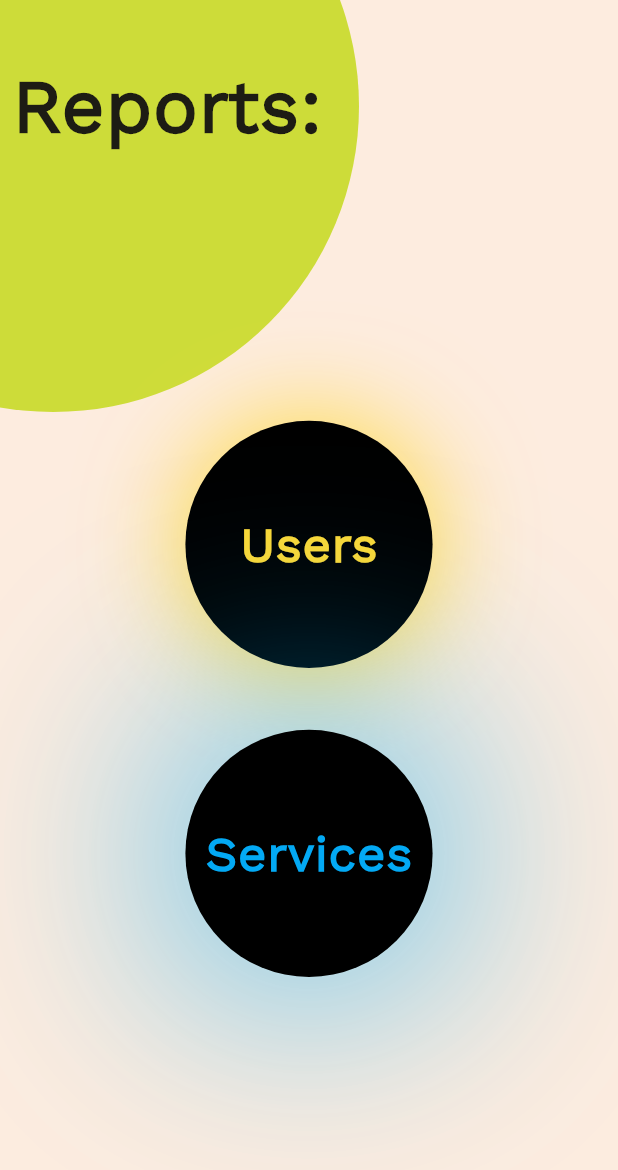
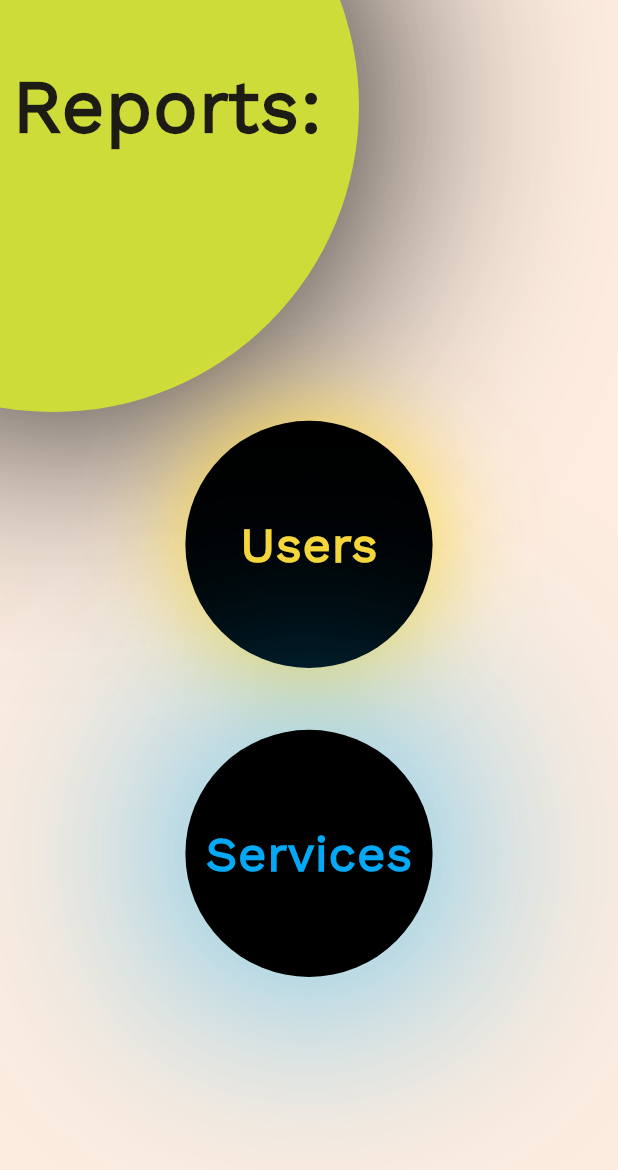
Before and after one commit to TheBenedict09/JRD_Sports_Connect, a Flutter app: the AdminReportPage screen opened directly, on a phone screen of 412 x 824 dp. Shown: the top 1170 px of the screen. Run offline on Flutter 3.47's test engine with Material 3 defaults, Android fonts, the phone set to English and light mode, and no system bars; our stand-ins replace cloud_firestore, firebase_auth, firebase_core, google_nav_bar, iconsax, lottie; accounts and stored records are empty; network calls fail.

Commit message:
v1.12.1 (Polishing)

```diff
--- a/lib/admin_pages/EventsPage/event_page.dart
+++ b/lib/admin_pages/EventsPage/event_page.dart
@@ -216,6 +216,11 @@ class AdminEventsPageState extends State<AdminEventsPage> {
                     decoration: const BoxDecoration(
                       shape: BoxShape.circle,
                       color: Colors.blue,
+                      boxShadow: [
+                        BoxShadow(
+                          blurRadius: 160,
+                        )
+                      ],
                     ),
                   ),
                 )
--- a/lib/admin_pages/ReportPages/report.dart
+++ b/lib/admin_pages/ReportPages/report.dart
@@ -27,11 +27,16 @@ class _AdminReportPageState extends State<AdminReportPage> {
               width: MediaQuery.of(context).size.width * x * 1.1,
               decoration: BoxDecoration(
                 shape: BoxShape.circle,
+                boxShadow: const [
+                  BoxShadow(
+                    blurRadius: 160,
+                  )
+                ],
                 color: Colors.lime.shade500,
               ),
             ),
           ),
-          Container(
+          SizedBox(
             width: MediaQuery.of(context).size.width,
             child: Column(
               crossAxisAlignment: CrossAxisAlignment.start,
@@ -67,12 +72,14 @@ class _AdminReportPageState extends State<AdminReportPage> {
                           context,
                           MaterialPageRoute(
                             builder: (context) {
-                              return PersonReport();
+                              return const PersonReport();
                             },
                           ),
                         );
                       },
                       child: CircleAvatar(
+                        backgroundColor: Colors.black,
+                        maxRadius: MediaQuery.of(context).size.width * 0.2,
                         child: Text(
                           "Users",
                           style: Theme.of(context)
@@ -85,8 +92,6 @@ class _AdminReportPageState extends State<AdminReportPage> {
                                     MediaQuery.of(context).size.width * 0.08,
                               ),
                         ),
-                        backgroundColor: Colors.black,
-                        maxRadius: MediaQuery.of(context).size.width * 0.2,
                       ),
                     ),
                   ),
@@ -97,7 +102,7 @@ class _AdminReportPageState extends State<AdminReportPage> {
                 Center(
                   child: Container(
                     width: MediaQuery.of(context).size.width * 0.8,
-                    decoration: BoxDecoration(
+                    decoration: const BoxDecoration(
                       shape: BoxShape.circle,
                       boxShadow: [
                         BoxShadow(blurRadius: 160, color: Colors.lightBlue)
@@ -109,12 +114,14 @@ class _AdminReportPageState extends State<AdminReportPage> {
                           context,
                           MaterialPageRoute(
                             builder: (context) {
-                              return ServiceReport();
+                              return const ServiceReport();
                             },
                           ),
                         );
                       },
                       child: CircleAvatar(
+                        backgroundColor: Colors.black,
+                        maxRadius: MediaQuery.of(context).size.width * 0.2,
                         child: Text(
                           "Services",
                           style: Theme.of(context)
@@ -127,8 +134,6 @@ class _AdminReportPageState extends State<AdminReportPage> {
                                     MediaQuery.of(context).size.width * 0.08,
                               ),
                         ),
-                        backgroundColor: Colors.black,
-                        maxRadius: MediaQuery.of(context).size.width * 0.2,
                       ),
                     ),
                   ),
--- a/lib/admin_pages/ReportPages/report_by_service.dart
+++ b/lib/admin_pages/ReportPages/report_by_service.dart
@@ -102,7 +102,7 @@ class _ServiceReportState extends State<ServiceReport> {
                         mainAxisSize: MainAxisSize.min,
                         children: subscriberWidgets.isNotEmpty
                             ? subscriberWidgets
-                            : [Text('No Subscribers')],
+                            : [const Text('No Subscribers')],
                       ),
                     ),
                   ],
--- a/lib/main.dart
+++ b/lib/main.dart
@@ -1,8 +1,6 @@
 import 'package:firebase_auth/firebase_auth.dart';
 import 'package:firebase_core/firebase_core.dart';
 import 'package:flutter/material.dart';
-import 'package:jrd_s_c/admin_pages/ReportPages/report_by_person.dart';
-import 'package:jrd_s_c/admin_pages/utilities/admin_bottom_navbar.dart';
 import 'package:jrd_s_c/common_utilities/colors.dart';
 import 'package:jrd_s_c/user_pages/BasicCredentialsPage/get_started_page.dart';
 import 'package:jrd_s_c/user_pages/utilities/bottom_navbar.dart';
--- a/lib/user_pages/BasicCredentialsPage/get_started_page.dart
+++ b/lib/user_pages/BasicCredentialsPage/get_started_page.dart
@@ -72,7 +72,7 @@ class _GetStartedPageState extends State<GetStartedPage> {
                       context,
                       MaterialPageRoute(
                         builder: (context) {
-                          return RegistrationPage();
+                          return const RegistrationPage();
                         },
                       ),
                     );
--- a/lib/user_pages/HomePage/home_page_updates.dart
+++ b/lib/user_pages/HomePage/home_page_updates.dart
@@ -90,6 +90,11 @@ class BigGreyCircle extends StatelessWidget {
         height: MediaQuery.of(context).size.height * x * 1.1,
         width: MediaQuery.of(context).size.width * x * 1.1,
         decoration: BoxDecoration(
+          boxShadow: const [
+            BoxShadow(
+              blurRadius: 160,
+            )
+          ],
           shape: BoxShape.circle,
           color: c10,
         ),
--- a/lib/user_pages/MyServicesPage/active_subs.dart
+++ b/lib/user_pages/MyServicesPage/active_subs.dart
@@ -3,7 +3,6 @@ import 'package:firebase_auth/firebase_auth.dart';
 import 'package:flutter/material.dart';
 import 'package:iconsax/iconsax.dart';
 import 'package:intl/intl.dart';
-import 'package:jrd_s_c/common_utilities/colors.dart';
 
 class ActiveSubElement extends StatelessWidget {
   const ActiveSubElement({
--- a/lib/user_pages/utilities/bottom_navbar.dart
+++ b/lib/user_pages/utilities/bottom_navbar.dart
@@ -46,7 +46,7 @@ class _BottomNavBarPageState extends State<BottomNavBarPage> {
     return Scaffold(
       body: _widgetsOptions.elementAt(_index),
       bottomNavigationBar: Container(
-        color: Color(0xffB80C09),
+        color: const Color(0xffB80C09),
         child: Padding(
           padding: const EdgeInsets.symmetric(horizontal: 8.0, vertical: 7.5),
           child: SafeArea(
```
Also changed, not shown: lib/admin_pages/ServicesPage/services_page.dart (+7 -0 lines), lib/user_pages/MyServicesPage/available_subs.dart (+10 -0 lines), lib/user_pages/MyServicesPage/my_services_page.dart (+12 -2 lines), lib/user_pages/ProfilePage/profile_page.dart (+27 -12 lines).
